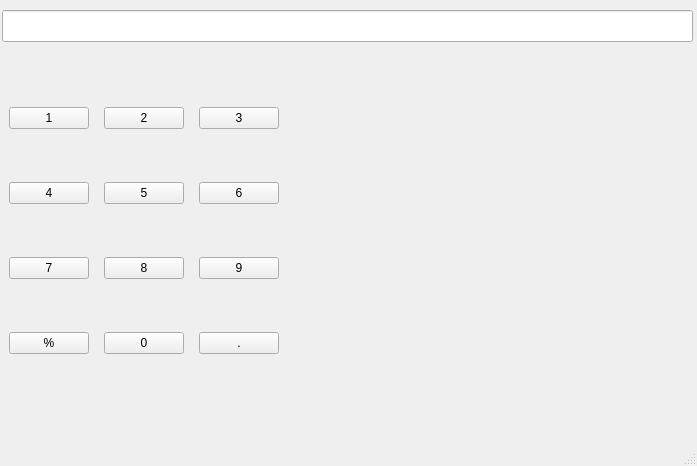
Above: mainwindow.ui from Kostamirin/Qt_calculator before the change. Below: the same form after it.
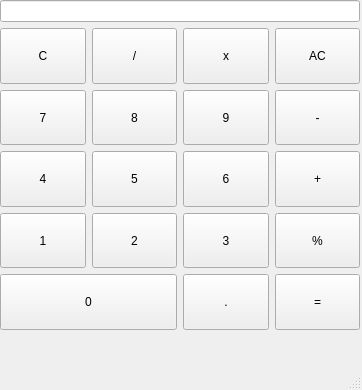
That is the form after the change.

Commit message: make better mainwindow.ui __upgrade

Patch:
```diff
--- a/mainwindow.ui
+++ b/mainwindow.ui
@@ -6,10 +6,16 @@
    <rect>
     <x>0</x>
     <y>0</y>
-    <width>697</width>
-    <height>466</height>
+    <width>362</width>
+    <height>390</height>
    </rect>
   </property>
+  <property name="sizePolicy">
+   <sizepolicy hsizetype="Preferred" vsizetype="Minimum">
+    <horstretch>0</horstretch>
+    <verstretch>0</verstretch>
+   </sizepolicy>
+  </property>
   <property name="windowTitle">
    <string>MainWindow</string>
   </property>
@@ -18,16 +24,106 @@
     <property name="geometry">
      <rect>
       <x>0</x>
-      <y>60</y>
-      <width>291</width>
-      <height>341</height>
+      <y>0</y>
+      <width>360</width>
+      <height>330</height>
      </rect>
     </property>
+    <layout class="QVBoxLayout" name="verticalLayout_2">
+     <item>
+      <widget class="QLineEdit" name="lineEdit">
+       <property name="enabled">
+        <bool>true</bool>
+       </property>
+      </widget>
+     </item>
+     <item>
     <layout class="QGridLayout" name="gridLayout">
-     <item row="0" column="2">
+       <property name="sizeConstraint">
+        <enum>QLayout::SizeConstraint::SetMinimumSize</enum>
+       </property>
+       <item row="3" column="0">
+        <widget class="QPushButton" name="pushButton_4">
+         <property name="sizePolicy">
+          <sizepolicy hsizetype="Minimum" vsizetype="Minimum">
+           <horstretch>0</horstretch>
+           <verstretch>0</verstretch>
+          </sizepolicy>
+         </property>
+         <property name="text">
+          <string>4</string>
+         </property>
+        </widget>
+       </item>
+       <item row="3" column="1">
+        <widget class="QPushButton" name="pushButton_5">
+         <property name="sizePolicy">
+          <sizepolicy hsizetype="Minimum" vsizetype="Minimum">
+           <horstretch>0</horstretch>
+           <verstretch>0</verstretch>
+          </sizepolicy>
+         </property>
+         <property name="text">
+          <string>5</string>
+         </property>
+        </widget>
+       </item>
+       <item row="2" column="1">
+        <widget class="QPushButton" name="pushButton_8">
+         <property name="sizePolicy">
+          <sizepolicy hsizetype="Minimum" vsizetype="Minimum">
+           <horstretch>0</horstretch>
+           <verstretch>0</verstretch>
+          </sizepolicy>
+         </property>
+         <property name="text">
+          <string>8</string>
+         </property>
+        </widget>
+       </item>
+       <item row="0" column="1">
+        <widget class="QPushButton" name="pushButton_divide">
+         <property name="sizePolicy">
+          <sizepolicy hsizetype="Minimum" vsizetype="Minimum">
+           <horstretch>0</horstretch>
+           <verstretch>0</verstretch>
+          </sizepolicy>
+         </property>
+         <property name="text">
+          <string>/</string>
+         </property>
+        </widget>
+       </item>
+       <item row="0" column="0">
+        <widget class="QPushButton" name="pushButton">
+         <property name="sizePolicy">
+          <sizepolicy hsizetype="Minimum" vsizetype="Minimum">
+           <horstretch>0</horstretch>
+           <verstretch>0</verstretch>
+          </sizepolicy>
+         </property>
+         <property name="text">
+          <string>C</string>
+         </property>
+        </widget>
+       </item>
+       <item row="2" column="0">
+        <widget class="QPushButton" name="pushButton_7">
+         <property name="sizePolicy">
+          <sizepolicy hsizetype="Minimum" vsizetype="Minimum">
+           <horstretch>0</horstretch>
+           <verstretch>0</verstretch>
+          </sizepolicy>
+         </property>
+         <property name="text">
+          <string>7</string>
+         </property>
+        </widget>
+       </item>
+       <item row="4" column="2">
       <widget class="QPushButton" name="pushButton_3">
        <property name="sizePolicy">
-        <sizepolicy hsizetype="Maximum" vsizetype="Fixed">
+          <sizepolicy hsizetype="Minimum" vsizetype="Minimum">
          <horstretch>0</horstretch>
          <verstretch>0</verstretch>
         </sizepolicy>
@@ -37,10 +133,10 @@
        </property>
       </widget>
      </item>
-     <item row="1" column="2">
+       <item row="3" column="2">
       <widget class="QPushButton" name="pushButton_6">
        <property name="sizePolicy">
-        <sizepolicy hsizetype="Maximum" vsizetype="Fixed">
+          <sizepolicy hsizetype="Minimum" vsizetype="Minimum">
          <horstretch>0</horstretch>
          <verstretch>0</verstretch>
         </sizepolicy>
@@ -50,10 +146,10 @@
        </property>
       </widget>
      </item>
-     <item row="0" column="1">
+       <item row="4" column="1">
       <widget class="QPushButton" name="pushButton_2">
        <property name="sizePolicy">
-        <sizepolicy hsizetype="Maximum" vsizetype="Fixed">
+          <sizepolicy hsizetype="Minimum" vsizetype="Minimum">
          <horstretch>0</horstretch>
          <verstretch>0</verstretch>
         </sizepolicy>
@@ -63,23 +159,36 @@
        </property>
       </widget>
      </item>
-     <item row="2" column="1">
-      <widget class="QPushButton" name="pushButton_8">
+       <item row="5" column="0" colspan="2">
+        <widget class="QPushButton" name="pushButton_0">
        <property name="sizePolicy">
-        <sizepolicy hsizetype="Maximum" vsizetype="Fixed">
+          <sizepolicy hsizetype="Minimum" vsizetype="Minimum">
          <horstretch>0</horstretch>
          <verstretch>0</verstretch>
         </sizepolicy>
        </property>
        <property name="text">
-        <string>8</string>
+          <string>0</string>
+         </property>
+        </widget>
+       </item>
+       <item row="4" column="0">
+        <widget class="QPushButton" name="pushButton_1">
+         <property name="sizePolicy">
+          <sizepolicy hsizetype="Minimum" vsizetype="Minimum">
+           <horstretch>0</horstretch>
+           <verstretch>0</verstretch>
+          </sizepolicy>
+         </property>
+         <property name="text">
+          <string>1</string>
        </property>
       </widget>
      </item>
      <item row="2" column="2">
       <widget class="QPushButton" name="pushButton_9">
        <property name="sizePolicy">
-        <sizepolicy hsizetype="Maximum" vsizetype="Fixed">
+          <sizepolicy hsizetype="Minimum" vsizetype="Minimum">
          <horstretch>0</horstretch>
          <verstretch>0</verstretch>
         </sizepolicy>
@@ -89,88 +198,23 @@
        </property>
       </widget>
      </item>
-     <item row="1" column="0">
-      <widget class="QPushButton" name="pushButton_4">
+       <item row="0" column="2">
+        <widget class="QPushButton" name="pushButton_multiply">
        <property name="sizePolicy">
-        <sizepolicy hsizetype="Maximum" vsizetype="Fixed">
+          <sizepolicy hsizetype="Minimum" vsizetype="Minimum">
          <horstretch>0</horstretch>
          <verstretch>0</verstretch>
         </sizepolicy>
        </property>
        <property name="text">
-        <string>4</string>
+          <string>x</string>
        </property>
       </widget>
      </item>
-     <item row="2" column="0">
-      <widget class="QPushButton" name="pushButton_7">
-       <property name="sizePolicy">
-        <sizepolicy hsizetype="Maximum" vsizetype="Fixed">
-         <horstretch>0</horstretch>
-         <verstretch>0</verstretch>
-        </sizepolicy>
-       </property>
-       <property name="text">
-        <string>7</string>
-       </property>
-      </widget>
-     </item>
-     <item row="0" column="0">
-      <widget class="QPushButton" name="pushButton_1">
-       <property name="sizePolicy">
-        <sizepolicy hsizetype="Maximum" vsizetype="Fixed">
-         <horstretch>0</horstretch>
-         <verstretch>0</verstretch>
-        </sizepolicy>
-       </property>
-       <property name="text">
-        <string>1</string>
-       </property>
-      </widget>
-     </item>
-     <item row="1" column="1">
-      <widget class="QPushButton" name="pushButton_5">
-       <property name="sizePolicy">
-        <sizepolicy hsizetype="Maximum" vsizetype="Fixed">
-         <horstretch>0</horstretch>
-         <verstretch>0</verstretch>
-        </sizepolicy>
-       </property>
-       <property name="text">
-        <string>5</string>
-       </property>
-      </widget>
-     </item>
-     <item row="3" column="0">
-      <widget class="QPushButton" name="pushButton_percent">
-       <property name="sizePolicy">
-        <sizepolicy hsizetype="Maximum" vsizetype="Fixed">
-         <horstretch>0</horstretch>
-         <verstretch>0</verstretch>
-        </sizepolicy>
-       </property>
-       <property name="text">
-        <string>%</string>
-       </property>
-      </widget>
-     </item>
-     <item row="3" column="1">
-      <widget class="QPushButton" name="pushButton_0">
-       <property name="sizePolicy">
-        <sizepolicy hsizetype="Maximum" vsizetype="Fixed">
-         <horstretch>0</horstretch>
-         <verstretch>0</verstretch>
-        </sizepolicy>
-       </property>
-       <property name="text">
-        <string>0</string>
-       </property>
-      </widget>
-     </item>
-     <item row="3" column="2">
+       <item row="5" column="2">
       <widget class="QPushButton" name="pushButton_dot">
        <property name="sizePolicy">
-        <sizepolicy hsizetype="Maximum" vsizetype="Fixed">
+          <sizepolicy hsizetype="Minimum" vsizetype="Minimum">
          <horstretch>0</horstretch>
          <verstretch>0</verstretch>
         </sizepolicy>
@@ -180,20 +224,74 @@
        </property>
       </widget>
      </item>
-    </layout>
-   </widget>
-   <widget class="QLineEdit" name="lineEdit">
-    <property name="enabled">
-     <bool>true</bool>
-    </property>
-    <property name="geometry">
-     <rect>
-      <x>2</x>
-      <y>10</y>
-      <width>691</width>
-      <height>32</height>
-     </rect>
-    </property>
+       <item row="0" column="3">
+        <widget class="QPushButton" name="pushButton_clearall">
+         <property name="sizePolicy">
+          <sizepolicy hsizetype="Minimum" vsizetype="Minimum">
+           <horstretch>0</horstretch>
+           <verstretch>0</verstretch>
+          </sizepolicy>
+         </property>
+         <property name="text">
+          <string>AC</string>
+         </property>
+        </widget>
+       </item>
+       <item row="2" column="3">
+        <widget class="QPushButton" name="pushButton_minus">
+         <property name="sizePolicy">
+          <sizepolicy hsizetype="Minimum" vsizetype="Minimum">
+           <horstretch>0</horstretch>
+           <verstretch>0</verstretch>
+          </sizepolicy>
+         </property>
+         <property name="text">
+          <string>-</string>
+         </property>
+        </widget>
+       </item>
+       <item row="3" column="3">
+        <widget class="QPushButton" name="pushButton_plus">
+         <property name="sizePolicy">
+          <sizepolicy hsizetype="Minimum" vsizetype="Minimum">
+           <horstretch>0</horstretch>
+           <verstretch>0</verstretch>
+          </sizepolicy>
+         </property>
+         <property name="text">
+          <string>+</string>
+         </property>
+        </widget>
+       </item>
+       <item row="4" column="3">
+        <widget class="QPushButton" name="pushButton_percent">
+         <property name="sizePolicy">
+          <sizepolicy hsizetype="Minimum" vsizetype="Minimum">
+           <horstretch>0</horstretch>
+           <verstretch>0</verstretch>
+          </sizepolicy>
+         </property>
+         <property name="text">
+          <string>%</string>
+         </property>
+        </widget>
+       </item>
+       <item row="5" column="3">
+        <widget class="QPushButton" name="pushButton_equal">
+         <property name="sizePolicy">
+          <sizepolicy hsizetype="Minimum" vsizetype="Minimum">
+           <horstretch>0</horstretch>
+           <verstretch>0</verstretch>
+          </sizepolicy>
+         </property>
+         <property name="text">
+          <string>=</string>
+         </property>
+        </widget>
+       </item>
+      </layout>
+     </item>
+    </layout>
    </widget>
   </widget>
   <widget class="QMenuBar" name="menubar">
```
Left out of the diff: 4 changed lines with no effect on the pictures. Lines whose indentation alone changed are shown as unchanged.
